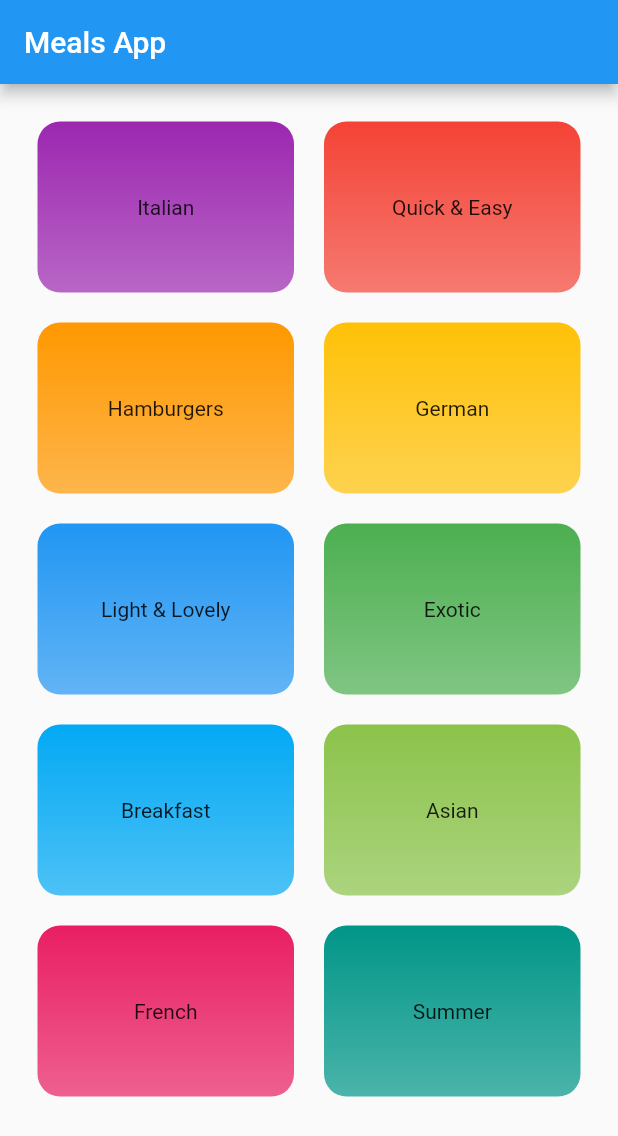
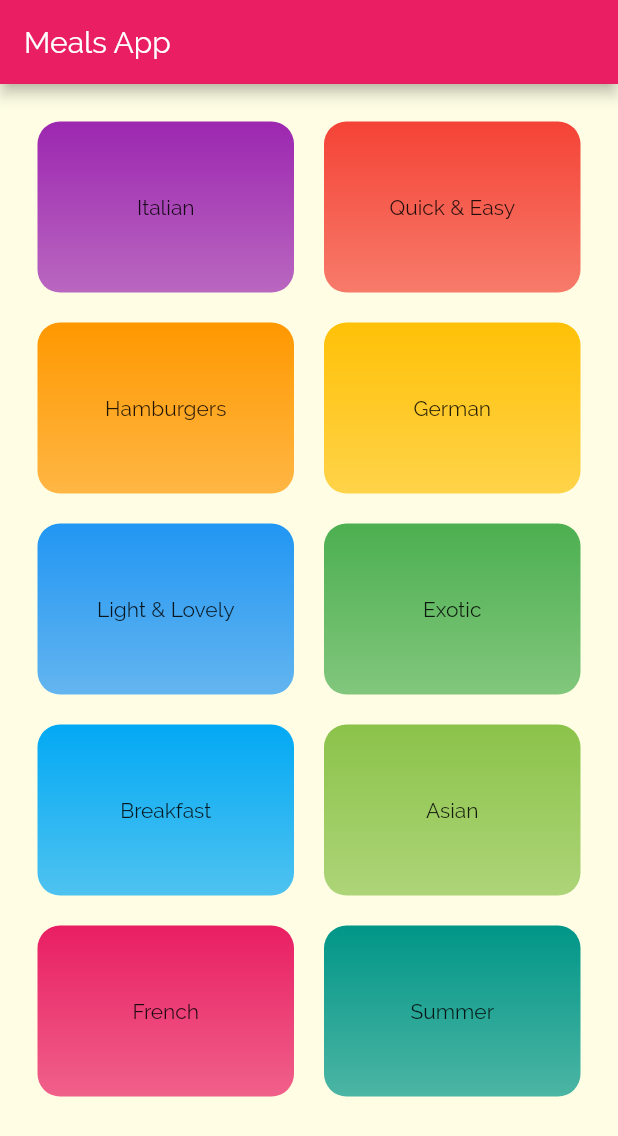
Before and after one commit to Mohamed-Ragab30/meals_app, a Flutter app: the screen it shows after launch, on a phone screen of 412 x 824 dp. Shown: the top 1136 px of the screen. Run offline on Flutter 3.47's test engine with Material 2 defaults, Android fonts, the phone set to English and light mode, and no system bars.

Commit message:
commet 2

```diff
--- a/lib/main.dart
+++ b/lib/main.dart
@@ -9,7 +9,10 @@ class MyApp extends StatelessWidget {
     return MaterialApp(
       title: 'DeliMeals',
       theme: ThemeData(
-        primarySwatch: Colors.blue,
+        primarySwatch: Colors.pink,
+        accentColor: Colors.lightBlueAccent,
+        canvasColor: Color.fromRGBO(255, 254, 229, 1),
+        fontFamily: 'Raleway',
       ),
       home: CategoriesScreen(),
     );
--- a/pubspec.yaml
+++ b/pubspec.yaml
@@ -61,7 +61,7 @@ flutter:
   # list giving the asset and other descriptors for the font. For
   # example:
   fonts:
-    - family: Releway
+    - family: Raleway
       fonts:
         - asset: assets/fonts/Raleway-Black.ttf
           weight: 900
```
